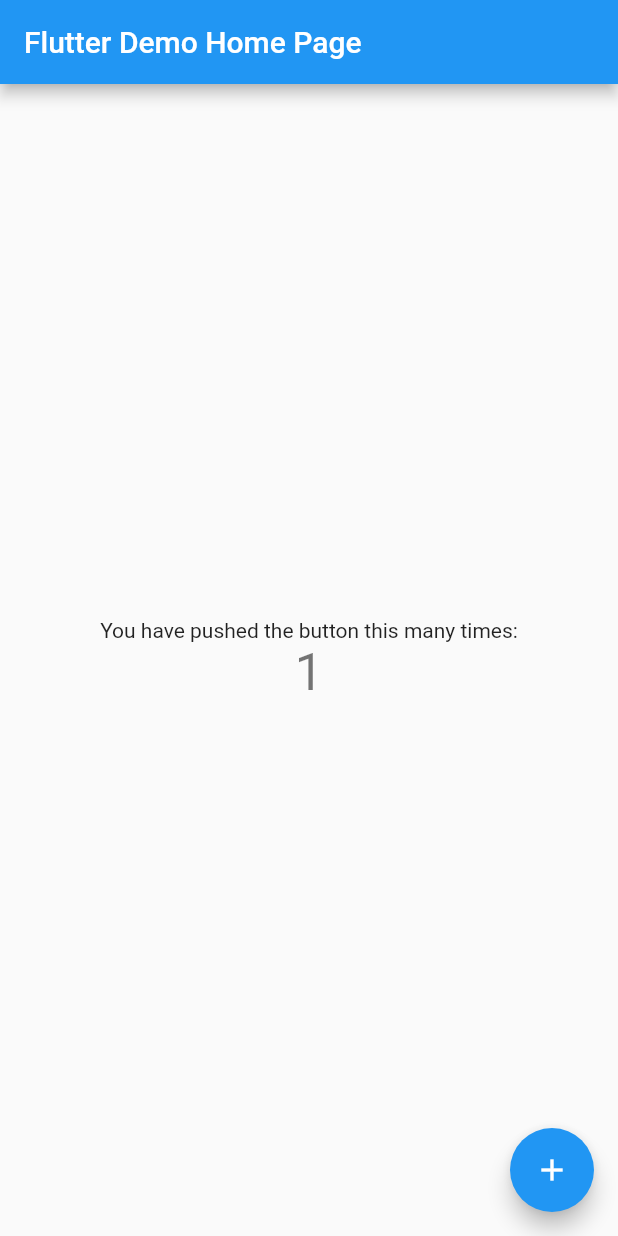
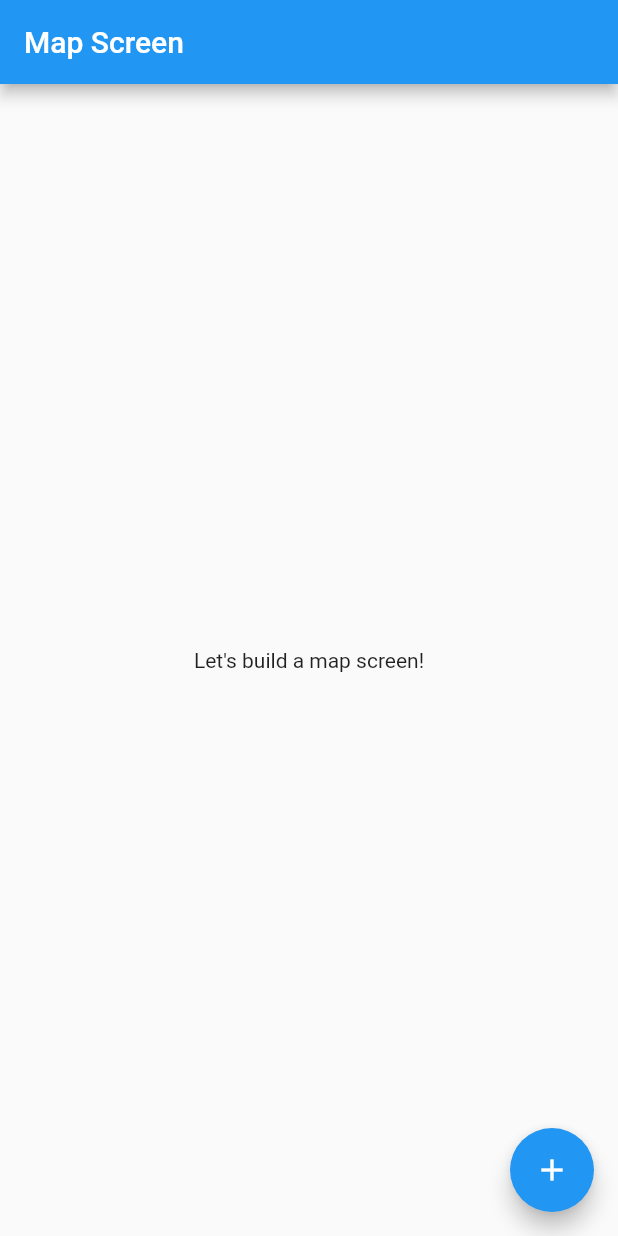
Before and after one commit to kyong0612/dokoiru, a Flutter app: the screen it shows after launch, after a tap on the "add" icon, on a phone screen of 412 x 824 dp. Run offline on Flutter 3.47's test engine with Material 2 defaults, Android fonts, the phone set to English and light mode, and no system bars.

Commit message:
feat: init page

```diff
--- a/lib/main.dart
+++ b/lib/main.dart
@@ -1,3 +1,4 @@
+import 'package:dokoiru/screens/map_screen.dart';
 import 'package:flutter/material.dart';
 
 void main() {
@@ -24,92 +25,7 @@
         // is not restarted.
         primarySwatch: Colors.blue,
       ),
-      home: const MyHomePage(title: 'Flutter Demo Home Page'),
+      home: const MapScreen(),
     );
   }
 }
-
-class MyHomePage extends StatefulWidget {
-  const MyHomePage({super.key, required this.title});
-
-  // This widget is the home page of your application. It is stateful, meaning
-  // that it has a State object (defined below) that contains fields that affect
-  // how it looks.
-
-  // This class is the configuration for the state. It holds the values (in this
-  // case the title) provided by the parent (in this case the App widget) and
-  // used by the build method of the State. Fields in a Widget subclass are
-  // always marked "final".
-
-  final String title;
-
-  @override
-  State<MyHomePage> createState() => _MyHomePageState();
-}
-
-class _MyHomePageState extends State<MyHomePage> {
-  int _counter = 0;
-
-  void _incrementCounter() {
-    setState(() {
-      // This call to setState tells the Flutter framework that something has
-      // changed in this State, which causes it to rerun the build method below
-      // so that the display can reflect the updated values. If we changed
-      // _counter without calling setState(), then the build method would not be
-      // called again, and so nothing would appear to happen.
-      _counter++;
-    });
-  }
-
-  @override
-  Widget build(BuildContext context) {
-    // This method is rerun every time setState is called, for instance as done
-    // by the _incrementCounter method above.
-    //
-    // The Flutter framework has been optimized to make rerunning build methods
-    // fast, so that you can just rebuild anything that needs updating rather
-    // than having to individually change instances of widgets.
-    return Scaffold(
-      appBar: AppBar(
-        // Here we take the value from the MyHomePage object that was created by
-        // the App.build method, and use it to set our appbar title.
-        title: Text(widget.title),
-      ),
-      body: Center(
-        // Center is a layout widget. It takes a single child and positions it
-        // in the middle of the parent.
-        child: Column(
-          // Column is also a layout widget. It takes a list of children and
-          // arranges them vertically. By default, it sizes itself to fit its
-          // children horizontally, and tries to be as tall as its parent.
-          //
-          // Invoke "debug painting" (press "p" in the console, choose the
-          // "Toggle Debug Paint" action from the Flutter Inspector in Android
-          // Studio, or the "Toggle Debug Paint" command in Visual Studio Code)
-          // to see the wireframe for each widget.
-          //
-          // Column has various properties to control how it sizes itself and
-          // how it positions its children. Here we use mainAxisAlignment to
-          // center the children vertically; the main axis here is the vertical
-          // axis because Columns are vertical (the cross axis would be
-          // horizontal).
-          mainAxisAlignment: MainAxisAlignment.center,
-          children: <Widget>[
-            const Text(
-              'You have pushed the button this many times:',
-            ),
-            Text(
-              '$_counter',
-              style: Theme.of(context).textTheme.headlineMedium,
-            ),
-          ],
-        ),
-      ),
-      floatingActionButton: FloatingActionButton(
-        onPressed: _incrementCounter,
-        tooltip: 'Increment',
-        child: const Icon(Icons.add),
-      ), // This trailing comma makes auto-formatting nicer for build methods.
-    );
-  }
-}
--- /dev/null
+++ b/lib/screens/map_screen.dart
@@ -0,0 +1,31 @@
+import 'package:flutter/material.dart';
+
+class MapScreen extends StatefulWidget {
+  const MapScreen({
+    super.key,
+  });
+
+  @override
+  State<MapScreen> createState() => _MapScreenState();
+}
+
+class _MapScreenState extends State<MapScreen> {
+  @override
+  Widget build(BuildContext context) {
+    return Scaffold(
+      appBar: AppBar(
+        title: const Text('Map Screen'),
+      ),
+      body: const Center(
+        child: Text(
+          'Let\'s build a map screen!',
+        ),
+      ),
+      floatingActionButton: FloatingActionButton(
+        onPressed: () {},
+        tooltip: 'Increment',
+        child: const Icon(Icons.add),
+      ),
+    );
+  }
+}
```
